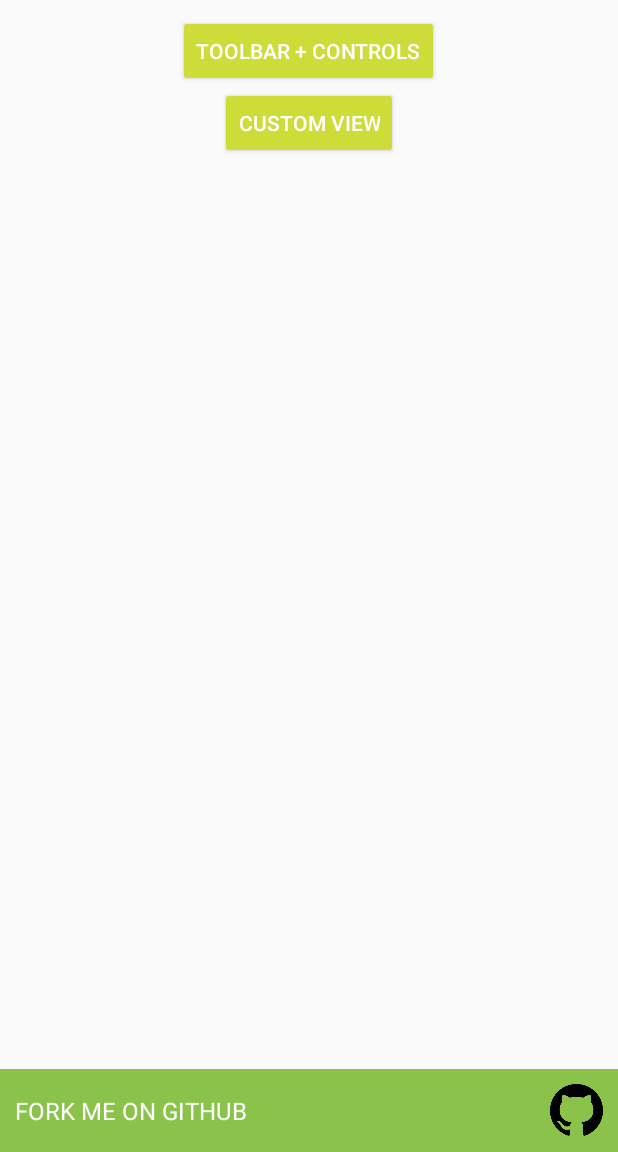
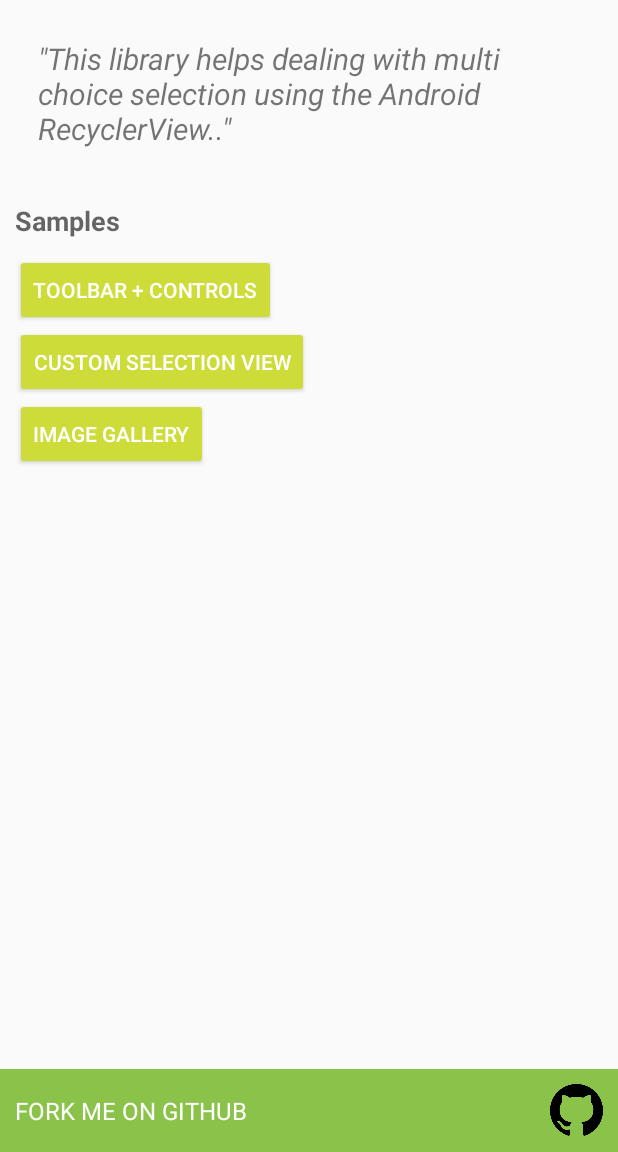
Before and after one commit to dvdciri/MultiChoiceRecyclerView, an Android app: the screen it shows after launch (MainActivity), on a phone screen of 412 x 824 dp, the part 84-1236 px from its top. Run offline under Robolectric (Android 15) with nearby library versions, the phone set to English and light mode, and no system bars; our stand-ins replace ButterKnife.

Commit message:
- Create new gallery sample with animations - Improved the updating process of the single views in order to not always load all of them if not in multi choice mode

```diff
--- a/MultiChoiceRecyclerView/src/main/java/com/davidecirillo/multichoicerecyclerview/MultiChoiceAdapterNotFoundException.java
+++ b/MultiChoiceRecyclerView/src/main/java/com/davidecirillo/multichoicerecyclerview/MultiChoiceAdapterNotFoundException.java
@@ -1,11 +1,11 @@
-package com.davidecirillo.multichoicesample;
+package com.davidecirillo.multichoicerecyclerview;
 
 /**
  * Created by davidecirillo on 13/03/16.
  */
 public class MultiChoiceAdapterNotFoundException extends Exception {
 
-    public MultiChoiceAdapterNotFoundException(String message) {
-        super(message);
+    public MultiChoiceAdapterNotFoundException() {
+        super("The adapter of this RecyclerView is not extending the MultiChoiceAdapter class");
     }
 }
--- a/sample/build.gradle
+++ b/sample/build.gradle
@@ -37,4 +37,6 @@ dependencies {
     // RxAndroid - asynchronous operations
     compile 'io.reactivex:rxandroid:1.0.1'
     compile 'io.reactivex:rxjava:1.0.14'
+
+    compile 'com.squareup.picasso:picasso:2.5.2'
 }
--- a/sample/src/main/AndroidManifest.xml
+++ b/sample/src/main/AndroidManifest.xml
@@ -1,6 +1,8 @@
 <?xml version="1.0" encoding="utf-8"?>
 <manifest xmlns:android="http://schemas.android.com/apk/res/android"
     package="com.davidecirillo.multichoicesample" >
+
+    <uses-permission android:name="android.permission.INTERNET" />
 
     <application
         android:allowBackup="true"
@@ -18,6 +20,7 @@
         <activity android:name=".ResultActivity" />
         <activity android:name=".sampleToolbar.SampleToolbarActivity" />
         <activity android:name=".sampleCustomView.SampleCustomActivity" />
+        <activity android:name=".sampleImageGallery.GalleryActivity" />
     </application>
 
 </manifest>
--- a/sample/src/main/res/layout/activity_main.xml
+++ b/sample/src/main/res/layout/activity_main.xml
@@ -20,8 +20,31 @@
         android:layout_height="match_parent">
 
         <LinearLayout
-            android:gravity="center"
+            android:padding="10dp"
+            android:orientation="vertical"
+            android:layout_width="match_parent"
+            android:layout_height="wrap_content">
+
+            <TextView
+                android:padding="15dp"
+                android:layout_width="match_parent"
+                android:layout_height="wrap_content"
+                android:textSize="20dp"
+                android:textStyle="italic"
+                android:text="@string/description"/>
+
+            <TextView
+                android:layout_marginTop="20dp"
+                android:id="@+id/sampleText"
+                android:layout_width="match_parent"
+                android:layout_height="wrap_content"
+                android:text="Samples"
+                android:textStyle="bold"
+                android:textAppearance="@style/Base.TextAppearance.AppCompat.Medium"/>
+
+            <LinearLayout
                 android:paddingTop="10dp"
+                android:layout_below="@+id/sampleText"
                 android:layout_width="match_parent"
                 android:orientation="vertical"
                 android:layout_height="wrap_content">
@@ -38,9 +61,20 @@
                     android:id="@+id/sample_custom_view"
                     android:layout_width="wrap_content"
                     android:layout_height="wrap_content"
-                android:text="Custom View"/>
+                    android:text="Custom Selection View"/>
+
+                <Button
+                    style="@android:style/Widget.Material.Button.Colored"
+                    android:id="@+id/sample_gallery"
+                    android:layout_width="wrap_content"
+                    android:layout_height="wrap_content"
+                    android:text="Image Gallery"/>
 
             </LinearLayout>
+
+        </LinearLayout>
+
+
         <RelativeLayout
             android:id="@+id/github_button"
             android:background="@color/colorPrimary"
--- a/sample/src/main/res/values/strings.xml
+++ b/sample/src/main/res/values/strings.xml
@@ -1,3 +1,5 @@
 <resources>
     <string name="app_name">MultiChoiceRecyclerView</string>
+
+    <string name="description">\"This library helps dealing with multi choice selection using the Android RecyclerView..\"</string>
 </resources>
```
Also changed, not shown: MultiChoiceRecyclerView/src/main/java/com/davidecirillo/multichoicerecyclerview/MultiChoiceRecyclerView.java (+35 -35 lines), MultiChoiceRecyclerView/src/main/java/com/davidecirillo/multichoicerecyclerview/helpers/MultiChoiceToolbarHelper.java (+35 -3 lines), sample/src/main/java/com/davidecirillo/multichoicesample/MainActivity.java (+7 -0 lines), sample/src/main/java/com/davidecirillo/multichoicesample/sampleImageGallery/GalleryActivity.java (added, +46 -0 lines), sample/src/main/java/com/davidecirillo/multichoicesample/sampleImageGallery/SampleGalleryAdapter.java (added, +116 -0 lines), sample/src/main/res/drawable/ticked_image.xml (added, +7 -0 lines), sample/src/main/res/drawable/unticked_image.xml (added, +12 -0 lines), sample/src/main/res/layout/activity_sample_custom_view.xml (+12 -4 lines), sample/src/main/res/layout/item_sample_gallery.xml (added, +49 -0 lines), sample/src/main/res/drawable-hdpi/ic_check_white_24dp.png (added), sample/src/main/res/drawable-mdpi/ic_check_white_24dp.png (added), sample/src/main/res/drawable-xhdpi/ic_check_white_24dp.png (added), sample/src/main/res/drawable-xxhdpi/ic_check_white_24dp.png (added), sample/src/main/res/drawable-xxxhdpi/ic_check_white_24dp.png (added), 1 more files, 1 other file. Lines whose indentation alone changed are shown as unchanged.
